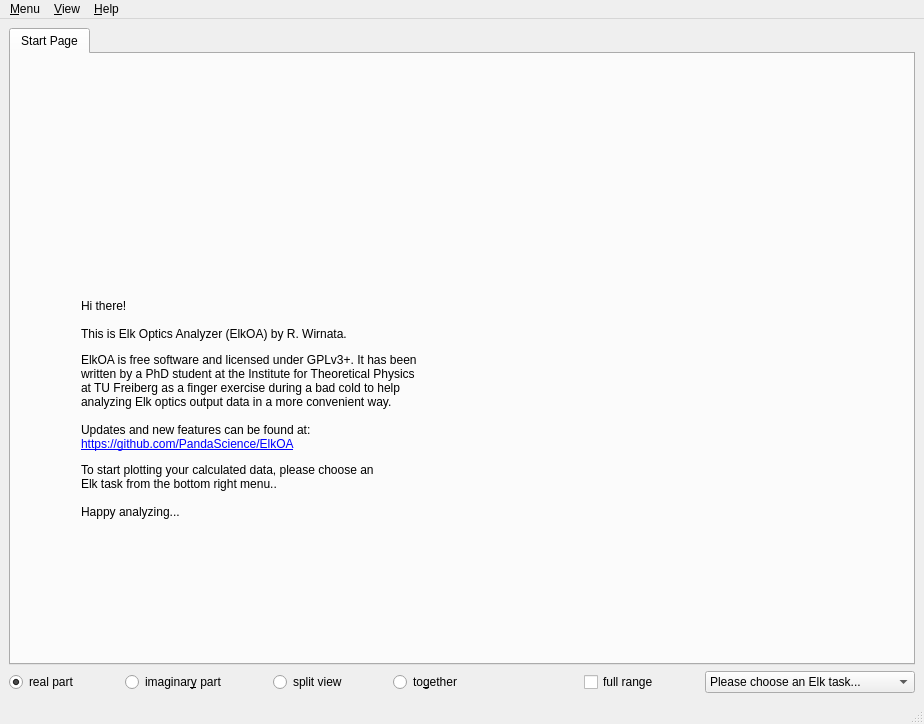
Before: the Qt Designer form elkoa/gui/MainWindow.ui in PandaScience/ElkOpticsAnalyzer, drawn with Qt 5.
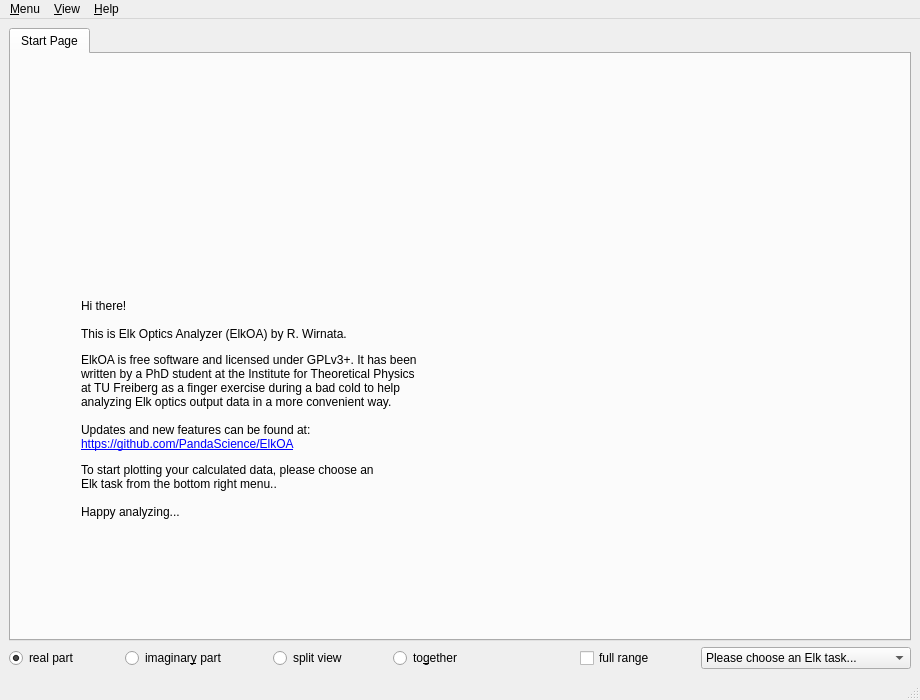
After: the same form once the commit is applied. Icons and pictures are not drawn.

```diff
--- a/elkoa/gui/MainWindow.ui
+++ b/elkoa/gui/MainWindow.ui
@@ -23,20 +23,20 @@
    <rect>
     <x>0</x>
     <y>0</y>
-    <width>924</width>
-    <height>724</height>
+    <width>920</width>
+    <height>700</height>
    </rect>
   </property>
   <property name="sizePolicy">
-   <sizepolicy hsizetype="Preferred" vsizetype="Preferred">
+   <sizepolicy hsizetype="MinimumExpanding" vsizetype="MinimumExpanding">
     <horstretch>0</horstretch>
     <verstretch>0</verstretch>
    </sizepolicy>
   </property>
   <property name="minimumSize">
    <size>
-    <width>0</width>
-    <height>0</height>
+    <width>920</width>
+    <height>700</height>
    </size>
   </property>
   <property name="windowTitle">
@@ -87,7 +87,7 @@
           <property name="geometry">
            <rect>
             <x>600</x>
-            <y>100</y>
+            <y>80</y>
             <width>250</width>
             <height>164</height>
            </rect>
@@ -125,7 +125,7 @@
           <property name="geometry">
            <rect>
             <x>620</x>
-            <y>330</y>
+            <y>310</y>
             <width>200</width>
             <height>200</height>
            </rect>
@@ -339,7 +339,7 @@
     <rect>
      <x>0</x>
      <y>0</y>
-     <width>924</width>
+     <width>920</width>
      <height>25</height>
     </rect>
    </property>
@@ -347,15 +347,6 @@
     <property name="title">
      <string>&amp;Menu</string>
     </property>
-    <addaction name="actionSetWorkingDir"/>
-    <addaction name="actionReload"/>
-    <addaction name="actionBatchLoad"/>
-    <addaction name="actionQuit"/>
-   </widget>
-   <widget class="QMenu" name="menuView">
-    <property name="title">
-     <string>&amp;View</string>
-    </property>
     <widget class="QMenu" name="menuAdditionalData">
      <property name="title">
       <string>&amp;Additional Data</string>
@@ -363,6 +354,18 @@
      <addaction name="actionGetAdditionalData"/>
      <addaction name="actionRemoveAllAdditionalData"/>
     </widget>
+    <addaction name="actionSetWorkingDir"/>
+    <addaction name="actionReload"/>
+    <addaction name="separator"/>
+    <addaction name="menuAdditionalData"/>
+    <addaction name="actionBatchLoad"/>
+    <addaction name="separator"/>
+    <addaction name="actionQuit"/>
+   </widget>
+   <widget class="QMenu" name="menuView">
+    <property name="title">
+     <string>&amp;View</string>
+    </property>
     <addaction name="actionVerticalSplit"/>
     <addaction name="actionHorizontalSplit"/>
     <addaction name="separator"/>
```
Left out of the diff: 59 changed lines with no effect on the pictures.
